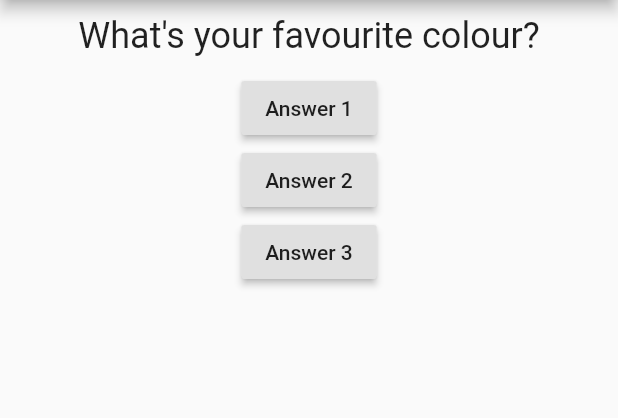
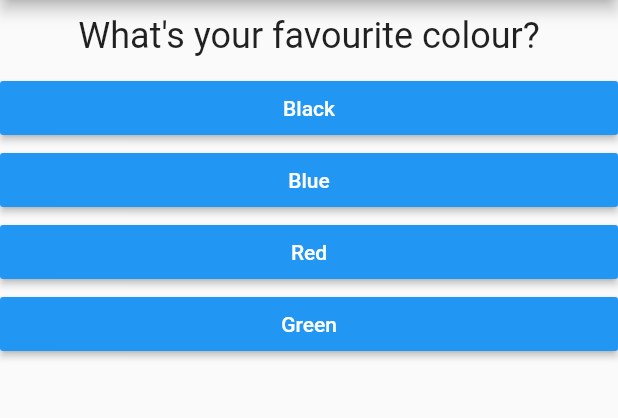
Before and after one commit to omecool107/First_app, a Flutter app: the screen it shows after launch, on a phone screen of 412 x 824 dp, the part 84-502 px from its top. Run offline on Flutter 3.47's test engine with Material 2 defaults, Android fonts, the phone set to English and light mode, and no system bars.

Commit message:
answers are add and dynamic buttons

```diff
--- /dev/null
+++ b/lib/answer.dart
@@ -0,0 +1,21 @@
+import 'package:flutter/material.dart';
+
+class Answer extends StatelessWidget {
+  final Function selectHandler;
+  final String answerText;
+
+  Answer(this.selectHandler, String this.answerText);
+
+  @override
+  Widget build(BuildContext context) {
+    return Container(
+      width: double.infinity,
+      child: RaisedButton(
+        color: Colors.blue,
+        textColor: Colors.white,
+        child: Text(answerText),
+        onPressed: selectHandler,
+      ),
+    );
+  }
+}
--- a/lib/main.dart
+++ b/lib/main.dart
@@ -1,5 +1,6 @@
 import 'package:flutter/material.dart';
 import './question.dart';
+import './answer.dart';
 
 void main() => runApp(MyApp());
 
@@ -15,17 +16,27 @@ class _MyAppState extends State<MyApp> {
   var questionIndex = 0;
   void answerQuestion() {
     setState(() {
-     questionIndex++;
+      questionIndex++;
     });
     print(questionIndex);
   }
 
   @override
   Widget build(BuildContext context) {
-   var questions = [
-     'What\'s your favourite colour?',
-     'What\'s your favourite animal?'
-     ];
+    var questions = [
+      {
+        'questionText': 'What\'s your favourite colour?',
+        'answers': ['Black', 'Blue', 'Red', 'Green']
+      },
+      {
+        'questionText': 'What\'s your favourite animal?',
+        'answers': ['Bear', 'Deer', 'Rabbit']
+      },
+      {
+        'questionText': 'Who\'s your favourite Star?',
+        'answers': ['Shaq', 'David Bowie', 'Miku']
+      },
+    ];
     return MaterialApp(
       home: Scaffold(
         appBar: AppBar(
@@ -33,21 +44,11 @@ class _MyAppState extends State<MyApp> {
         ),
         body: Column(
           children: <Widget>[
-            Question(
-              questions[questionIndex]
-              ),
-            RaisedButton(
-              child: Text('Answer 1'),
-              onPressed: answerQuestion,
-            ),
-            RaisedButton(
-              child: Text('Answer 2'),
-              onPressed: answerQuestion,
-            ),
-            RaisedButton(
-              child: Text('Answer 3'),
-              onPressed: answerQuestion,
-            ),
+            Question(questions[questionIndex]['questionText']),
+            ...(questions[questionIndex]['answers'] as List<String>)
+                .map((answer) {
+              return Answer(answerQuestion, answer);
+            }).toList()
 //        ElevatedButton()
           ],
         ),
```
